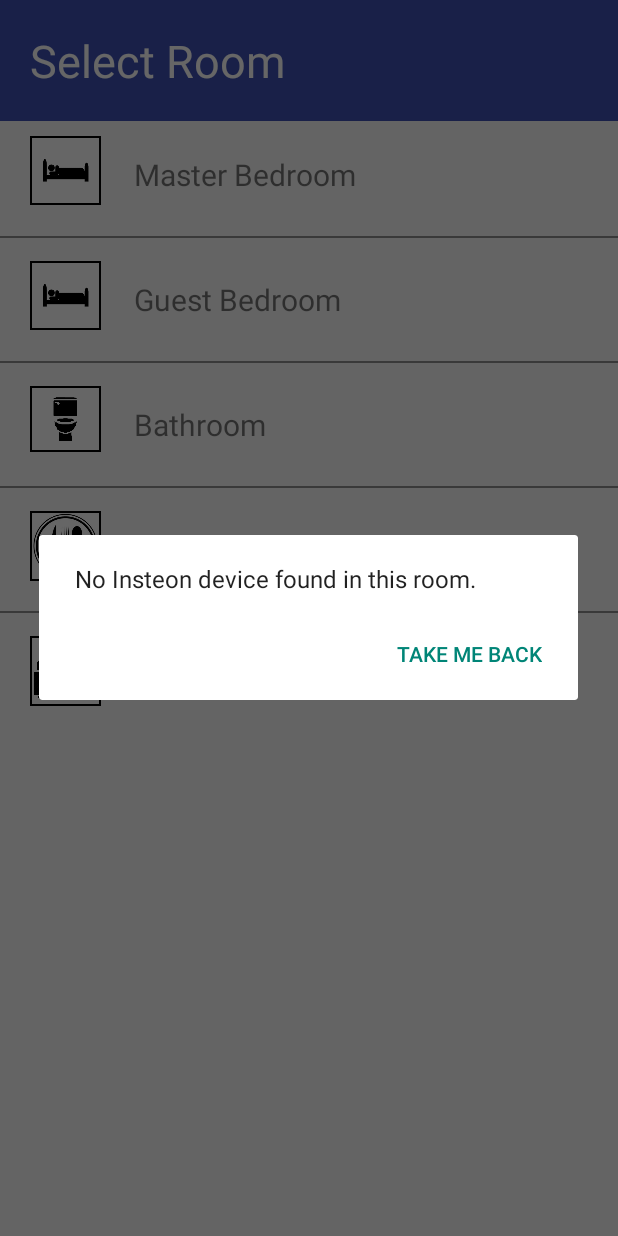
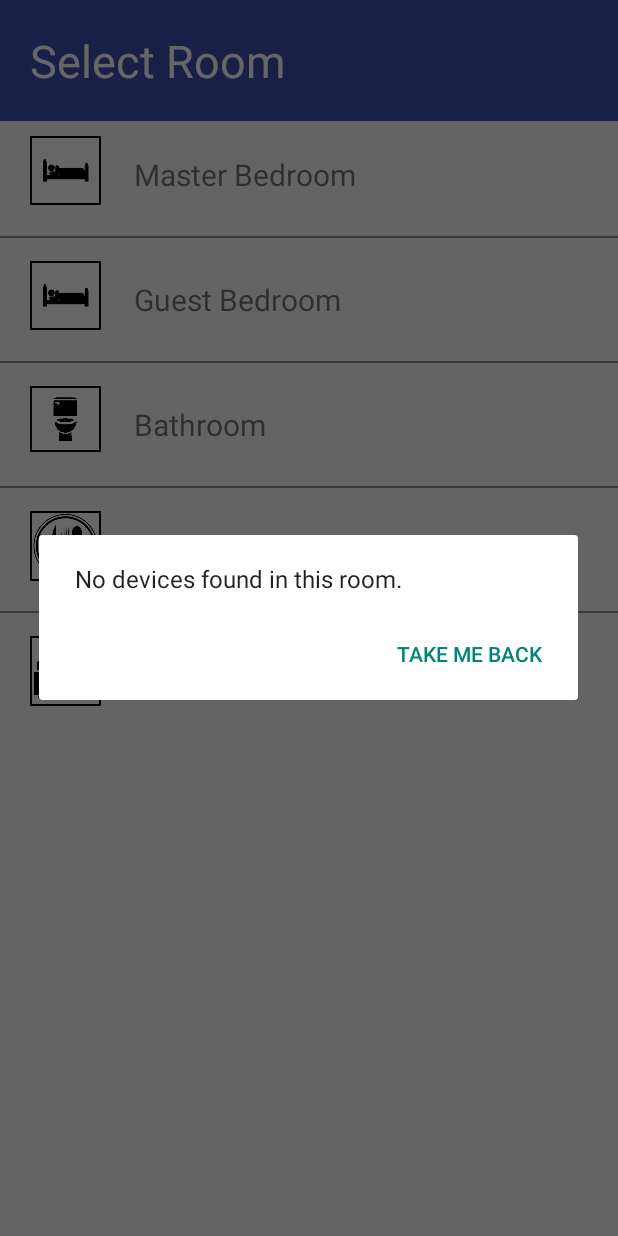
Before and after one commit to thuanchoo/OpaqueWindowApp, an Android app: the screen it shows after launch (SelectRoomPage), after a tap on "Living Room", on a phone screen of 412 x 824 dp. Run offline under Robolectric (Android 15) with nearby library versions, the phone set to English and light mode, and no system bars.

Commit message:
modified toast
modified toast in select room page

```diff
--- a/OpaqueWindowApp/app/src/main/java/com/example/thuan/opaquewindowapp/SelectRoomPage.java
+++ b/OpaqueWindowApp/app/src/main/java/com/example/thuan/opaquewindowapp/SelectRoomPage.java
@@ -69,7 +69,7 @@ public class SelectRoomPage extends Activity implements View.OnClickListener {
     private void doesRoomExist () {
         AlertDialog.Builder dialogBuilder = new AlertDialog.Builder(context);
         dialogBuilder
-                .setMessage("No Insteon device found in this room.")
+                .setMessage("No devices found in this room.")
                 .setCancelable(false)
                 .setNegativeButton("Take me back", new DialogInterface.OnClickListener() {
                     @Override
```
